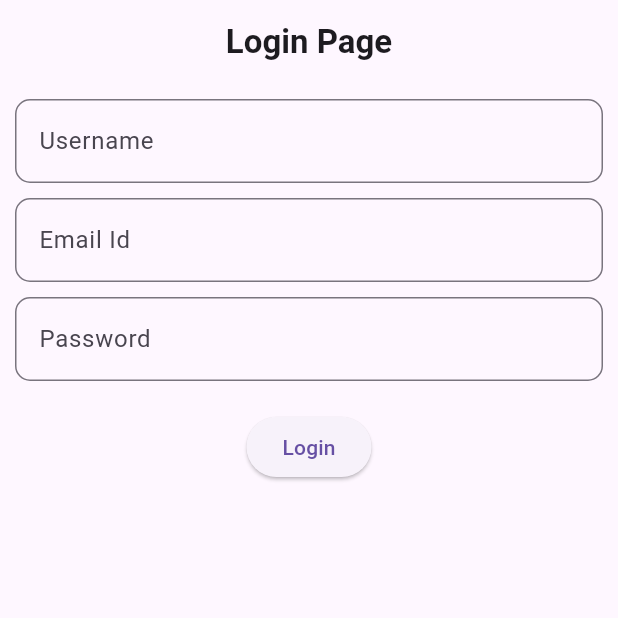
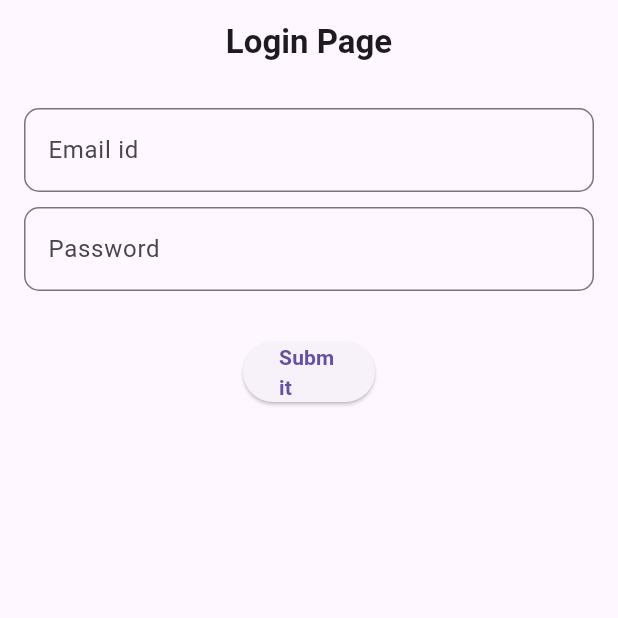
Before and after one commit to Amaanvikar/GetxFlow, a Flutter app: the screen it shows after launch, on a phone screen of 412 x 824 dp, the top half of it. Run offline on Flutter 3.47's test engine with Material 3 defaults, Android fonts, the phone set to English and light mode, and no system bars; our stand-ins replace get.

Commit message:
Add: post auth updated

```diff
--- a/lib/main.dart
+++ b/lib/main.dart
@@ -16,7 +16,7 @@
       home: SplashScreen(),
       getPages: [
         GetPage(name: '/splash', page: () => SplashScreen()),
-        GetPage(name: '/login', page: () => LoginPage()),
+        GetPage(name: '/login', page: () => Loginpage()),
         GetPage(name: '/home', page: () => HomePage()),
       ],
     );
--- a/lib/screens/login.dart
+++ b/lib/screens/login.dart
@@ -1,82 +1,17 @@
-import 'dart:convert';
-
 import 'package:flutter/material.dart';
+import 'package:flutter/widgets.dart';
 import 'package:get/get.dart';
 import 'package:getxflow/controller/login_controller.dart';
-import 'package:http/http.dart' as http;
 
-class LoginPage extends StatefulWidget {
-  const LoginPage({super.key});
+class Loginpage extends StatefulWidget {
+  const Loginpage({super.key});
 
   @override
-  State<LoginPage> createState() => _LoginPageState();
+  State<Loginpage> createState() => _LoginpageState();
 }
 
-class _LoginPageState extends State<LoginPage> {
-  TextEditingController usernameController = TextEditingController();
-  TextEditingController emailController = TextEditingController();
-  TextEditingController passwordController = TextEditingController();
-
-  String errorMessage = 'incorrect username or email';
-  bool isLoading = true;
-  bool isSuccess = true;
-
-  final String apiUrl = "https://dummyjson.com/auth/login";
-
-  Future<void> login() async {
-    setState(() {
-      isLoading = true;
-      errorMessage = 'incorrect username or email';
-      isSuccess = true;
-    });
-
-    String username = usernameController.text.trim();
-    String password = passwordController.text.trim();
-
-    try {
-      Map<String, dynamic> requestBody = {
-        "Username": username,
-        "Password": password,
-        "expiresInMins": 30,
-      };
-
-      Uri finalUri = Uri.parse(apiUrl);
-      final response = await http.post(
-        finalUri,
-        headers: {"Content-Type": "application/json"},
-        body: jsonEncode(requestBody),
-      );
-
-      print(response.toString());
-      setState(() {
-        isLoading = false;
-      });
-
-      if (response.statusCode == 200) {
-        final decodedresponse = jsonDecode(response.body);
-        print(decodedresponse);
-
-        Get.snackbar(
-          'Success', // Title of the snackbar
-          'Login successful!', // Message
-          snackPosition: SnackPosition.BOTTOM,
-        );
-
-        /// Navigate to homepage on successfull login
-        Get.offNamed('/home');
-      } else {
-        setState(() {
-          errorMessage =
-              'Failed to connect to the server. Status: ${response.statusCode}';
-        });
-      }
-    } catch (e) {
-      setState(() {
-        isLoading = false;
-        errorMessage = 'An error occurred: $e';
-      });
-    }
-  }
+class _LoginpageState extends State<Loginpage> {
+  final formKey = GlobalKey<FormState>();
 
   @override
   Widget build(BuildContext context) {
@@ -90,36 +25,52 @@ class _LoginPageState extends State<LoginPage> {
           style: TextStyle(fontWeight: FontWeight.bold),
         ),
       ),
-      body: Padding(
-        padding: EdgeInsets.all(10),
+      body: Form(
+        child: Padding(
+          padding: EdgeInsets.all(16.0),
           child: Column(
             children: [
               TextField(
-              controller: usernameController,
+                controller: controller.emailController.value,
                 decoration: InputDecoration(
-                  labelText: 'Username',
+                    labelText: 'Email id',
                     border: OutlineInputBorder(
                         borderRadius: BorderRadius.circular(10))),
               ),
-            const SizedBox(height: 10),
+              const SizedBox(
+                height: 10,
+              ),
               TextField(
-              controller: emailController,
-              decoration: InputDecoration(
-                  labelText: 'Email Id',
-                  border: OutlineInputBorder(
-                      borderRadius: BorderRadius.circular(10))),
-            ),
-            const SizedBox(height: 10),
-            TextField(
-              controller: passwordController,
+                controller: controller.passwordController.value,
                 decoration: InputDecoration(
                     labelText: 'Password',
                     border: OutlineInputBorder(
                         borderRadius: BorderRadius.circular(10))),
               ),
-            SizedBox(height: 20),
-            ElevatedButton(onPressed: login, child: Text('Login')),
+              const SizedBox(
+                height: 30,
+              ),
+              Obx(() {
+                return ElevatedButton(
+                  onPressed: () {
+                    controller.loginApi();
+                  },
+                  child: controller.isloading.value
+                      ? CircularProgressIndicator()
+                      : Container(
+                          height: 40,
+                          width: 40,
+                          child: Center(
+                            child: Text(
+                              'Submit',
+                              style: TextStyle(fontWeight: FontWeight.bold),
+                            ),
+                          ),
+                        ),
+                );
+              })
             ],
+          ),
         ),
       ),
     );
```
Also changed, not shown: lib/controller/login_controller.dart (+24 -65 lines). Lines whose indentation alone changed are shown as unchanged.
